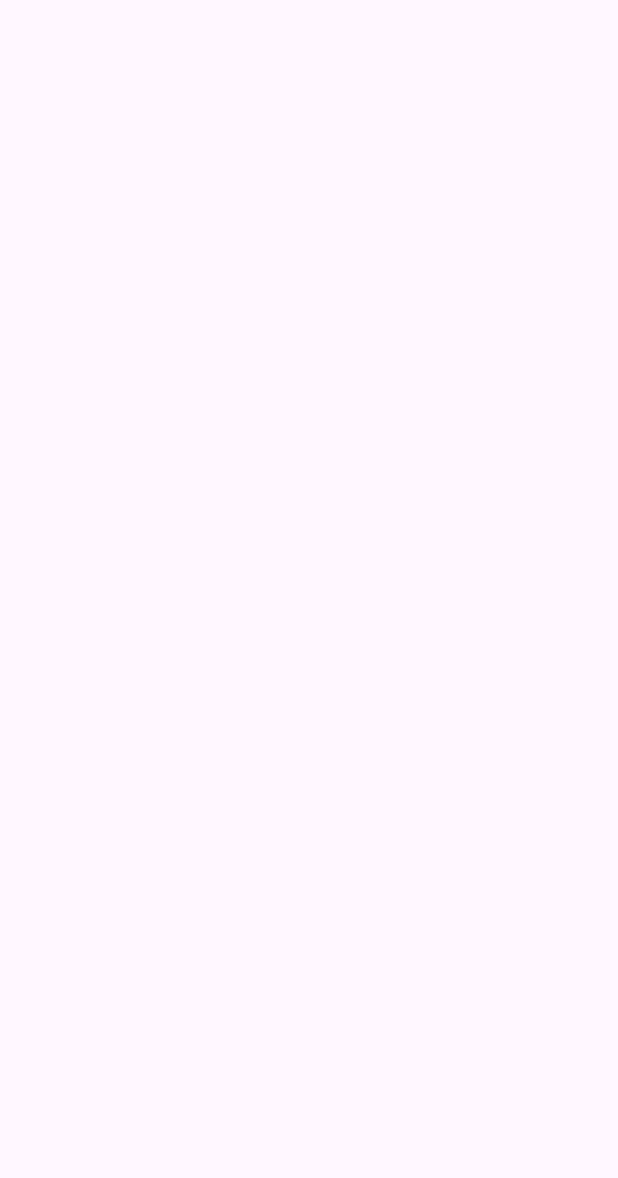
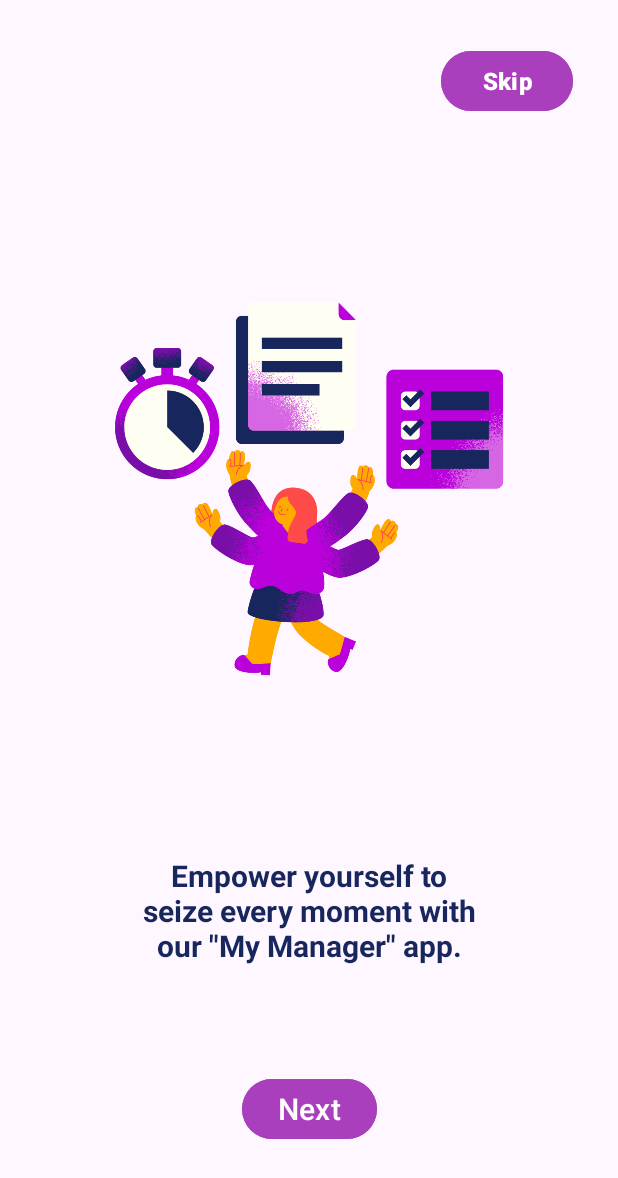
Before and after one commit to Kavishka-Rajapaksha/My-Manager, an Android app: the screen it shows after launch (OnboardActivity01), on a phone screen of 412 x 824 dp. Before the commit the part shown is empty. Shown: the top 1178 px of the screen. Run offline under Robolectric (Android 15) with nearby library versions, the phone set to English and light mode, and no system bars.

Commit message:
onboard one update

```diff
--- a/app/src/main/res/layout/activity_onboard01.xml
+++ b/app/src/main/res/layout/activity_onboard01.xml
@@ -4,6 +4,68 @@
     xmlns:tools="http://schemas.android.com/tools"
     android:layout_width="match_parent"
     android:layout_height="match_parent"
+    android:backgroundTint="#FFFFFF"
     tools:context=".OnboardActivity01">
 
+    <ImageView
+        android:id="@+id/imageView2"
+        android:layout_width="268dp"
+        android:layout_height="481dp"
+        android:layout_marginStart="71dp"
+        android:layout_marginTop="85dp"
+        android:layout_marginEnd="72dp"
+        android:layout_marginBottom="165dp"
+        android:backgroundTint="#FFFFFF"
+        app:layout_constraintBottom_toBottomOf="parent"
+        app:layout_constraintEnd_toEndOf="parent"
+        app:layout_constraintHorizontal_bias="0.5"
+        app:layout_constraintStart_toStartOf="parent"
+        app:layout_constraintTop_toTopOf="parent"
+        app:layout_constraintVertical_bias="0.0"
+        app:srcCompat="@drawable/on01" />
+
+    <TextView
+        android:id="@+id/textView3"
+        android:layout_width="235dp"
+        android:layout_height="122dp"
+        android:layout_marginStart="30dp"
+        android:layout_marginEnd="30dp"
+        android:gravity="center"
+        android:text="Empower yourself to seize every moment with our &quot;My Manager&quot; app."
+        android:textColor="#17265C"
+        android:textSize="20sp"
+        android:textStyle="bold"
+        app:layout_constraintBottom_toBottomOf="parent"
+        app:layout_constraintEnd_toEndOf="parent"
+        app:layout_constraintStart_toStartOf="parent"
+        app:layout_constraintTop_toTopOf="parent"
+        app:layout_constraintVertical_bias="0.778" />
+
+    <Button
+        android:id="@+id/button"
+        android:layout_width="wrap_content"
+        android:layout_height="wrap_content"
+        android:backgroundTint="#A93FBC"
+        android:text="Skip"
+        android:textSize="16sp"
+        android:textStyle="bold"
+        app:layout_constraintBottom_toBottomOf="parent"
+        app:layout_constraintEnd_toEndOf="parent"
+        app:layout_constraintHorizontal_bias="0.907"
+        app:layout_constraintStart_toStartOf="parent"
+        app:layout_constraintTop_toTopOf="parent"
+        app:layout_constraintVertical_bias="0.039" />
+
+    <Button
+        android:id="@+id/button2"
+        android:layout_width="wrap_content"
+        android:layout_height="wrap_content"
+        android:backgroundTint="#A93FBC"
+        android:text="Next"
+        android:textSize="20sp"
+        app:layout_constraintBottom_toBottomOf="parent"
+        app:layout_constraintEnd_toEndOf="parent"
+        app:layout_constraintStart_toStartOf="parent"
+        app:layout_constraintTop_toBottomOf="@+id/textView3"
+        app:layout_constraintVertical_bias="0.436" />
 </androidx.constraintlayout.widget.ConstraintLayout>
```
Also changed, not shown: app/src/main/res/drawable/on01.png (added).
